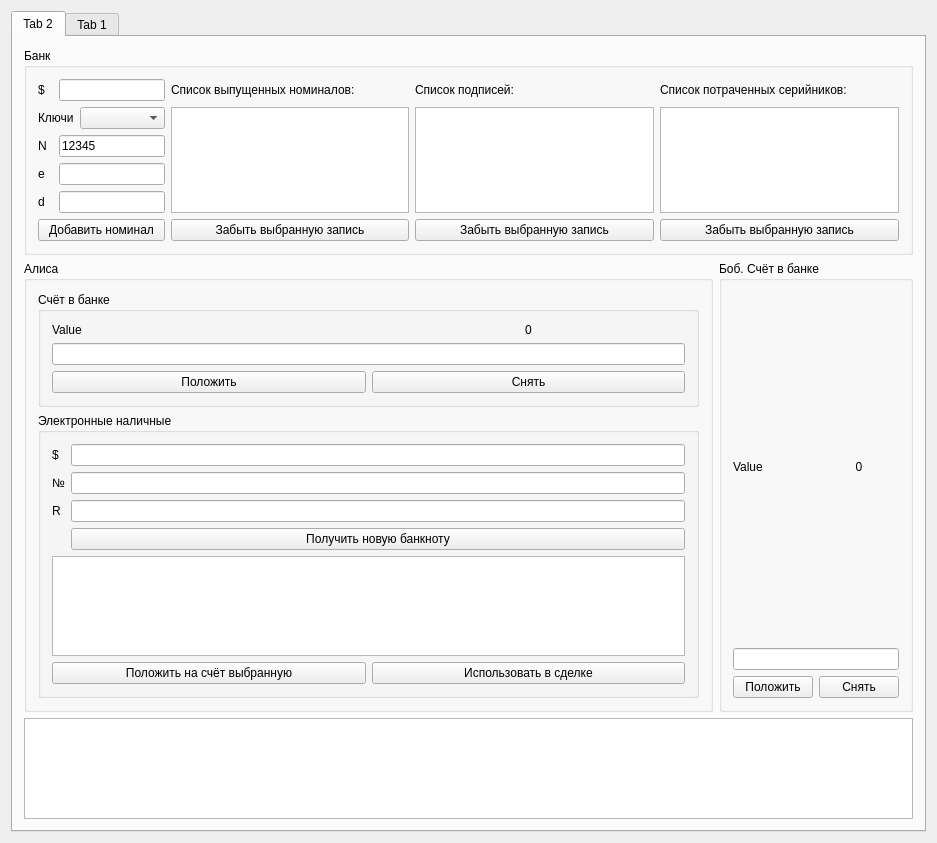
Qt form mainwindow.ui (klv-codehub/rsa-cash) before a commit.
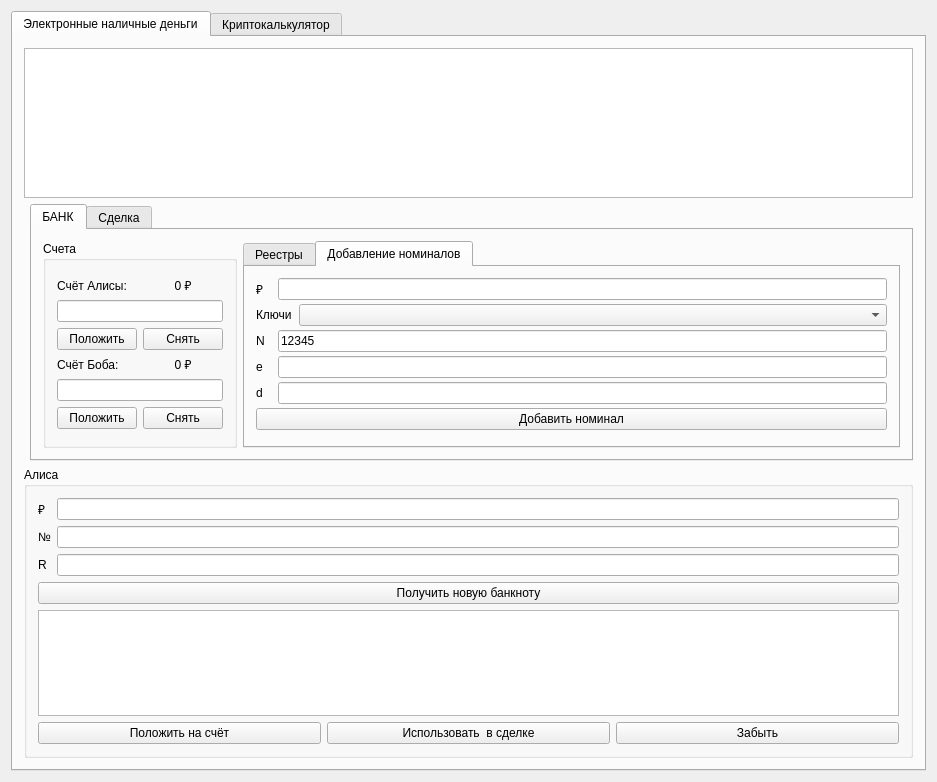
The same form after that commit. The open tabs and pages were chosen to show the change.

Commit message: Добавлены операции выпуска банкноты и её депозита. Improved GUI.

What changed in the file:
```diff
--- a/mainwindow.ui
+++ b/mainwindow.ui
@@ -7,7 +7,7 @@
     <x>0</x>
     <y>0</y>
     <width>937</width>
-    <height>843</height>
+    <height>782</height>
    </rect>
   </property>
   <property name="windowTitle">
@@ -22,133 +22,252 @@
       </property>
       <widget class="QWidget" name="tab_4">
        <attribute name="title">
-        <string>Tab 2</string>
+        <string>Электронные наличные деньги</string>
        </attribute>
        <layout class="QGridLayout" name="gridLayout_6">
-        <item row="0" column="0" colspan="2">
-         <widget class="QGroupBox" name="groupBox_13">
+        <item row="1" column="1">
+         <widget class="QTabWidget" name="tabWidget_4">
+          <property name="currentIndex">
+           <number>0</number>
+          </property>
+          <widget class="QWidget" name="tab_5">
+           <attribute name="title">
+            <string>БАНК</string>
+           </attribute>
+           <layout class="QHBoxLayout" name="horizontalLayout">
+            <item>
+             <widget class="QGroupBox" name="groupBox_12">
           <property name="sizePolicy">
-           <sizepolicy hsizetype="Ignored" vsizetype="Preferred">
+               <sizepolicy hsizetype="Minimum" vsizetype="Preferred">
             <horstretch>0</horstretch>
             <verstretch>0</verstretch>
            </sizepolicy>
           </property>
           <property name="title">
-           <string>Банк</string>
-          </property>
-          <layout class="QGridLayout" name="gridLayout_4">
-           <item row="0" column="0">
-            <widget class="QLabel" name="label_21">
+               <string>Счета</string>
+              </property>
+              <layout class="QGridLayout" name="gridLayout_11">
+               <item row="7" column="0">
+                <spacer name="verticalSpacer_2">
+                 <property name="orientation">
+                  <enum>Qt::Vertical</enum>
+                 </property>
+                 <property name="sizeHint" stdset="0">
+                  <size>
+                   <width>20</width>
+                   <height>40</height>
+                  </size>
+                 </property>
+                </spacer>
+               </item>
+               <item row="6" column="0">
+                <widget class="QPushButton" name="pushButton_Bob_putmoney">
              <property name="text">
-              <string>$</string>
+                  <string>Положить</string>
              </property>
             </widget>
            </item>
-           <item row="0" column="1" colspan="2">
-            <widget class="QLineEdit" name="lineEdit_bank_nom"/>
-           </item>
-           <item row="0" column="3">
+               <item row="4" column="0">
+                <widget class="QLabel" name="label_92">
+                 <property name="text">
+                  <string>Счёт Боба:</string>
+                 </property>
+                </widget>
+               </item>
+               <item row="6" column="1">
+                <widget class="QPushButton" name="pushButton_Bob_takemoney">
+                 <property name="text">
+                  <string>Снять</string>
+                 </property>
+                </widget>
+               </item>
+               <item row="4" column="1">
+                <widget class="QLabel" name="label_BobValue">
+                 <property name="enabled">
+                  <bool>true</bool>
+                 </property>
+                 <property name="text">
+                  <string>0 ₽</string>
+                 </property>
+                 <property name="alignment">
+                  <set>Qt::AlignCenter</set>
+                 </property>
+                </widget>
+               </item>
+               <item row="5" column="0" colspan="2">
+                <widget class="QLineEdit" name="lineEdit_Bob_money">
+                 <property name="sizePolicy">
+                  <sizepolicy hsizetype="Expanding" vsizetype="Fixed">
+                   <horstretch>0</horstretch>
+                   <verstretch>0</verstretch>
+                  </sizepolicy>
+                 </property>
+                 <property name="alignment">
+                  <set>Qt::AlignCenter</set>
+                 </property>
+                </widget>
+               </item>
+               <item row="1" column="0">
+                <widget class="QLabel" name="label_91">
+                 <property name="text">
+                  <string>Счёт Алисы:</string>
+                 </property>
+                </widget>
+               </item>
+               <item row="2" column="0" colspan="2">
+                <widget class="QLineEdit" name="lineEdit_Alice_money">
+                 <property name="sizePolicy">
+                  <sizepolicy hsizetype="Expanding" vsizetype="Fixed">
+                   <horstretch>0</horstretch>
+                   <verstretch>0</verstretch>
+                  </sizepolicy>
+                 </property>
+                 <property name="alignment">
+                  <set>Qt::AlignCenter</set>
+                 </property>
+                </widget>
+               </item>
+               <item row="3" column="0">
+                <widget class="QPushButton" name="pushButton_Alice_putmoney">
+                 <property name="text">
+                  <string>Положить</string>
+                 </property>
+                </widget>
+               </item>
+               <item row="3" column="1">
+                <widget class="QPushButton" name="pushButton_Alice_takemoney">
+                 <property name="text">
+                  <string>Снять</string>
+                 </property>
+                </widget>
+               </item>
+               <item row="1" column="1">
+                <widget class="QLabel" name="label_AliceValue">
+                 <property name="enabled">
+                  <bool>true</bool>
+                 </property>
+                 <property name="text">
+                  <string>0 ₽</string>
+                 </property>
+                 <property name="alignment">
+                  <set>Qt::AlignCenter</set>
+                 </property>
+                </widget>
+               </item>
+               <item row="0" column="0">
+                <spacer name="verticalSpacer">
+                 <property name="orientation">
+                  <enum>Qt::Vertical</enum>
+                 </property>
+                 <property name="sizeHint" stdset="0">
+                  <size>
+                   <width>20</width>
+                   <height>40</height>
+                  </size>
+                 </property>
+                </spacer>
+               </item>
+              </layout>
+             </widget>
+            </item>
+            <item>
+             <widget class="QTabWidget" name="tabWidget_3">
+              <property name="currentIndex">
+               <number>0</number>
+              </property>
+              <widget class="QWidget" name="tab_2">
+               <attribute name="title">
+                <string>Реестры</string>
+               </attribute>
+               <layout class="QGridLayout" name="gridLayout_8">
+                <item row="0" column="0">
             <widget class="QLabel" name="label_22">
              <property name="text">
-              <string>Список выпущенных номиналов:</string>
+                   <string>Реестр номиналов:</string>
              </property>
             </widget>
            </item>
-           <item row="0" column="4">
-            <widget class="QLabel" name="label_27">
-             <property name="text">
-              <string>Список подписей:</string>
-             </property>
-            </widget>
-           </item>
-           <item row="0" column="5">
-            <widget class="QLabel" name="label_28">
-             <property name="text">
-              <string>Список потраченных серийников:</string>
-             </property>
-            </widget>
-           </item>
-           <item row="1" column="0" colspan="2">
-            <widget class="QLabel" name="label_26">
-             <property name="sizePolicy">
-              <sizepolicy hsizetype="Preferred" vsizetype="Preferred">
-               <horstretch>0</horstretch>
-               <verstretch>0</verstretch>
-              </sizepolicy>
-             </property>
-             <property name="text">
-              <string>Ключи</string>
-             </property>
-            </widget>
-           </item>
-           <item row="1" column="2">
-            <widget class="QComboBox" name="comboBox_keypair_choose">
-             <property name="sizePolicy">
-              <sizepolicy hsizetype="Expanding" vsizetype="Fixed">
-               <horstretch>0</horstretch>
-               <verstretch>0</verstretch>
-              </sizepolicy>
-             </property>
-            </widget>
-           </item>
-           <item row="1" column="3" rowspan="4">
-            <widget class="QListWidget" name="listWidget_bank_nom"/>
-           </item>
-           <item row="1" column="4" rowspan="4">
+                <item row="1" column="1">
             <widget class="QListWidget" name="listWidget_bank_emited"/>
            </item>
-           <item row="1" column="5" rowspan="4">
-            <widget class="QListWidget" name="listWidget_bank_spended"/>
-           </item>
-           <item row="2" column="0">
-            <widget class="QLabel" name="label_18">
+                <item row="0" column="2">
+                 <widget class="QLabel" name="label_28">
              <property name="text">
-              <string>N</string>
+                   <string>Реестр потраченных серийников:</string>
              </property>
             </widget>
            </item>
-           <item row="3" column="0">
-            <widget class="QLabel" name="label_19">
+                <item row="0" column="1">
+                 <widget class="QLabel" name="label_27">
              <property name="text">
-              <string>e</string>
+                   <string>Реестр подписей:</string>
              </property>
             </widget>
            </item>
-           <item row="4" column="0">
-            <widget class="QLabel" name="label_20">
-             <property name="text">
-              <string>d</string>
-             </property>
-            </widget>
-           </item>
-           <item row="5" column="0" colspan="3">
-            <widget class="QPushButton" name="pushButton_bank_addcurrency">
-             <property name="text">
-              <string>Добавить номинал</string>
-             </property>
-            </widget>
-           </item>
-           <item row="5" column="3">
-            <widget class="QPushButton" name="pushButton_bank_nom_forget">
-             <property name="text">
-              <string>Забыть выбранную запись</string>
-             </property>
-            </widget>
-           </item>
-           <item row="5" column="4">
+                <item row="2" column="1">
             <widget class="QPushButton" name="pushButton_bank_emited_forget">
              <property name="text">
               <string>Забыть выбранную запись</string>
              </property>
             </widget>
            </item>
-           <item row="5" column="5">
+                <item row="2" column="0">
+                 <widget class="QPushButton" name="pushButton_bank_nom_forget">
+                  <property name="text">
+                   <string>Забыть выбранную запись</string>
+                  </property>
+                 </widget>
+                </item>
+                <item row="2" column="2">
             <widget class="QPushButton" name="pushButton_spended_forget">
              <property name="text">
               <string>Забыть выбранную запись</string>
              </property>
             </widget>
            </item>
+                <item row="1" column="2">
+                 <widget class="QListWidget" name="listWidget_bank_spended"/>
+                </item>
+                <item row="1" column="0">
+                 <widget class="QListWidget" name="listWidget_bank_nom"/>
+                </item>
+               </layout>
+               <zorder>label_22</zorder>
+               <zorder>listWidget_bank_nom</zorder>
+               <zorder>pushButton_bank_nom_forget</zorder>
+               <zorder>listWidget_bank_emited</zorder>
+               <zorder>pushButton_bank_emited_forget</zorder>
+               <zorder>label_27</zorder>
+               <zorder>label_28</zorder>
+               <zorder>pushButton_spended_forget</zorder>
+               <zorder>listWidget_bank_spended</zorder>
+               <zorder>groupBox_3</zorder>
+              </widget>
+              <widget class="QWidget" name="tab">
+               <attribute name="title">
+                <string>Добавление номиналов</string>
+               </attribute>
+               <layout class="QGridLayout" name="gridLayout_10">
+                <property name="horizontalSpacing">
+                 <number>7</number>
+                </property>
+                <property name="verticalSpacing">
+                 <number>4</number>
+                </property>
+                <item row="4" column="0">
+                 <widget class="QLabel" name="label_20">
+                  <property name="text">
+                   <string>d</string>
+                  </property>
+                 </widget>
+                </item>
+                <item row="0" column="0">
+                 <widget class="QLabel" name="label_21">
+                  <property name="text">
+                   <string>₽</string>
+                  </property>
+                 </widget>
+                </item>
            <item row="4" column="1" colspan="2">
             <widget class="QLineEdit" name="lineEdit_bank_d">
              <property name="readOnly">
@@ -156,6 +275,9 @@
              </property>
             </widget>
            </item>
+                <item row="0" column="1" colspan="2">
+                 <widget class="QLineEdit" name="lineEdit_bank_nom"/>
+                </item>
            <item row="3" column="1" colspan="2">
             <widget class="QLineEdit" name="lineEdit_bank_e">
              <property name="readOnly">
@@ -163,6 +285,20 @@
              </property>
             </widget>
            </item>
+                <item row="2" column="0">
+                 <widget class="QLabel" name="label_18">
+                  <property name="text">
+                   <string>N</string>
+                  </property>
+                 </widget>
+                </item>
+                <item row="3" column="0">
+                 <widget class="QLabel" name="label_19">
+                  <property name="text">
+                   <string>e</string>
+                  </property>
+                 </widget>
+                </item>
            <item row="2" column="1" colspan="2">
             <widget class="QLineEdit" name="lineEdit_bank_N">
              <property name="enabled">
@@ -179,93 +315,67 @@
              </property>
             </widget>
            </item>
-          </layout>
-         </widget>
-        </item>
-        <item row="1" column="0">
+                <item row="5" column="0" colspan="3">
+                 <widget class="QPushButton" name="pushButton_bank_addcurrency">
+                  <property name="text">
+                   <string>Добавить номинал</string>
+                  </property>
+                 </widget>
+                </item>
+                <item row="1" column="2">
+                 <widget class="QComboBox" name="comboBox_keypair_choose">
+                  <property name="sizePolicy">
+                   <sizepolicy hsizetype="Expanding" vsizetype="Fixed">
+                    <horstretch>0</horstretch>
+                    <verstretch>0</verstretch>
+                   </sizepolicy>
+                  </property>
+                 </widget>
+                </item>
+                <item row="1" column="0" colspan="2">
+                 <widget class="QLabel" name="label_26">
+                  <property name="sizePolicy">
+                   <sizepolicy hsizetype="Preferred" vsizetype="Preferred">
+                    <horstretch>0</horstretch>
+                    <verstretch>0</verstretch>
+                   </sizepolicy>
+                  </property>
+                  <property name="text">
+                   <string>Ключи</string>
+                  </property>
+                 </widget>
+                </item>
+               </layout>
+              </widget>
+             </widget>
+            </item>
+           </layout>
+          </widget>
+          <widget class="QWidget" name="tab_6">
+           <attribute name="title">
+            <string>Сделка</string>
+           </attribute>
+          </widget>
+         </widget>
+        </item>
+        <item row="2" column="0" colspan="2">
          <widget class="QGroupBox" name="groupBox_3">
+          <property name="sizePolicy">
+           <sizepolicy hsizetype="Preferred" vsizetype="Preferred">
+            <horstretch>0</horstretch>
+            <verstretch>0</verstretch>
+           </sizepolicy>
+          </property>
           <property name="title">
            <string>Алиса</string>
           </property>
-          <layout class="QVBoxLayout" name="verticalLayout_4">
-           <item>
-            <widget class="QGroupBox" name="groupBox_11">
-             <property name="sizePolicy">
-              <sizepolicy hsizetype="Ignored" vsizetype="Preferred">
-               <horstretch>0</horstretch>
-               <verstretch>0</verstretch>
-              </sizepolicy>
-             </property>
-             <property name="title">
-              <string>Счёт в банке</string>
-             </property>
-             <layout class="QGridLayout" name="gridLayout_16">
-              <item row="0" column="0">
-               <widget class="QLabel" name="label_91">
-                <property name="text">
-                 <string>Value</string>
-                </property>
-               </widget>
-              </item>
-              <item row="0" column="1">
-               <widget class="QLabel" name="label_AliceValue">
-                <property name="enabled">
-                 <bool>true</bool>
-                </property>
-                <property name="text">
-                 <string>0</string>
-                </property>
-                <property name="alignment">
-                 <set>Qt::AlignCenter</set>
-                </property>
-               </widget>
-              </item>
-              <item row="1" column="0" colspan="2">
-               <widget class="QLineEdit" name="lineEdit_Alice_money">
-                <property name="sizePolicy">
-                 <sizepolicy hsizetype="Expanding" vsizetype="Fixed">
-                  <horstretch>0</horstretch>
-                  <verstretch>0</verstretch>
-                 </sizepolicy>
-                </property>
-                <property name="alignment">
-                 <set>Qt::AlignCenter</set>
-                </property>
-               </widget>
-              </item>
-              <item row="2" column="0">
-               <widget class="QPushButton" name="pushButton_Alice_putmoney">
-                <property name="text">
-                 <string>Положить</string>
-                </property>
-               </widget>
-              </item>
-              <item row="2" column="1">
-               <widget class="QPushButton" name="pushButton_Alice_takemoney">
-                <property name="text">
-                 <string>Снять</string>
-                </property>
-               </widget>
-              </item>
-             </layout>
-            </widget>
-           </item>
-           <item>
-            <widget class="QGroupBox" name="groupBox_4">
-             <property name="sizePolicy">
-              <sizepolicy hsizetype="Expanding" vsizetype="Preferred">
-               <horstretch>0</horstretch>
-               <verstretch>0</verstretch>
-              </sizepolicy>
-             </property>
-             <property name="title">
-              <string>Электронные наличные</string>
-             </property>
              <layout class="QGridLayout" name="gridLayout_5">
+           <item row="0" column="0" colspan="3">
+            <layout class="QGridLayout" name="gridLayout_7">
               <item row="0" column="0">
                <widget class="QLabel" name="label_23">
                 <property name="text">
-                 <string>$</string>
+                <string>₽</string>
                 </property>
                </widget>
               </item>
@@ -292,106 +402,49 @@
               <item row="2" column="1">
                <widget class="QLineEdit" name="lineEdit_banknote_R"/>
               </item>
-              <item row="3" column="1">
+             <item row="3" column="0" colspan="2">
                <widget class="QPushButton" name="pushButton_banknote_sign">
                 <property name="text">
                  <string>Получить новую банкноту</string>
                 </property>
                </widget>
               </item>
-              <item row="4" column="0" colspan="2">
-               <layout class="QGridLayout" name="gridLayout_7">
-                <item row="0" column="0" colspan="2">
+            </layout>
+           </item>
+           <item row="1" column="0" colspan="3">
                  <widget class="QListWidget" name="listWidget_AliceWallet"/>
                 </item>
-                <item row="1" column="0">
+           <item row="2" column="0">
                  <widget class="QPushButton" name="pushButton_AliceDeposit">
                   <property name="text">
-                   <string>Положить на счёт выбранную</string>
+              <string>Положить на счёт</string>
                   </property>
                  </widget>
                 </item>
-                <item row="1" column="1">
+           <item row="2" column="1">
                  <widget class="QPushButton" name="pushButton_banknoteSend">
                   <property name="text">
-                   <string>Использовать в сделке</string>
+              <string>Использовать  в сделке</string>
                   </property>
                  </widget>
                 </item>
-               </layout>
-              </item>
-             </layout>
-            </widget>
-           </item>
-          </layout>
-         </widget>
-        </item>
-        <item row="1" column="1">
-         <widget class="QGroupBox" name="groupBox_12">
-          <property name="sizePolicy">
-           <sizepolicy hsizetype="Minimum" vsizetype="Preferred">
-            <horstretch>0</horstretch>
-            <verstretch>0</verstretch>
-           </sizepolicy>
-          </property>
-          <property name="title">
-           <string>Боб. Счёт в банке</string>
-          </property>
-          <layout class="QGridLayout" name="gridLayout_17">
-           <item row="0" column="0">
-            <widget class="QLabel" name="label_92">
+           <item row="2" column="2">
+            <widget class="QPushButton" name="pushButton_2">
              <property name="text">
-              <string>Value</string>
+              <string>Забыть</string>
              </property>
             </widget>
            </item>
-           <item row="1" column="0" colspan="2">
-            <widget class="QLineEdit" name="lineEdit_Bob_money">
-             <property name="sizePolicy">
-              <sizepolicy hsizetype="Expanding" vsizetype="Fixed">
-               <horstretch>0</horstretch>
-               <verstretch>0</verstretch>
-              </sizepolicy>
-             </property>
-             <property name="alignment">
-              <set>Qt::AlignCenter</set>
-             </property>
-            </widget>
-           </item>
-           <item row="2" column="0">
-            <widget class="QPushButton" name="pushButton_Bob_putmoney">
-             <property name="text">
-              <string>Положить</string>
-             </property>
-            </widget>
-           </item>
-           <item row="0" column="1">
-            <widget class="QLabel" name="label_BobValue">
-             <property name="enabled">
-              <bool>true</bool>
-             </property>
-             <property name="text">
-              <string>0</string>
-             </property>
-             <property name="alignment">
-              <set>Qt::AlignCenter</set>
-             </property>
-            </widget>
-           </item>
-           <item row="2" column="1">
-            <widget class="QPushButton" name="pushButton_Bob_takemoney">
-             <property name="text">
-              <string>Снять</string>
-             </property>
-            </widget>
-           </item>
           </layout>
          </widget>
         </item>
-        <item row="2" column="0" colspan="2">
-         <widget class="QTextEdit" name="textEdit">
-          <property name="readOnly">
-           <bool>true</bool>
+        <item row="0" column="0" colspan="2">
+         <widget class="QTextEdit" name="textEdit_protocol">
+          <property name="minimumSize">
+           <size>
+            <width>0</width>
+            <height>150</height>
+           </size>
           </property>
          </widget>
         </item>
@@ -399,7 +452,7 @@
       </widget>
       <widget class="QWidget" name="tab_3">
        <attribute name="title">
-        <string>Tab 1</string>
+        <string>Криптокалькулятор</string>
        </attribute>
        <layout class="QVBoxLayout" name="verticalLayout_3">
         <item>
@@ -743,6 +796,19 @@
            <string>Debug Info</string>
           </property>
           <layout class="QVBoxLayout" name="verticalLayout">
+           <item>
+            <widget class="QTextEdit" name="textEdit">
+             <property name="minimumSize">
+              <size>
+               <width>0</width>
+               <height>200</height>
+              </size>
+             </property>
+             <property name="readOnly">
+              <bool>true</bool>
+             </property>
+            </widget>
+           </item>
            <item>
             <widget class="QPushButton" name="pushButton">
              <property name="text">
```
Lines whose indentation alone changed are shown as unchanged. The commit also changes 7 other files.
